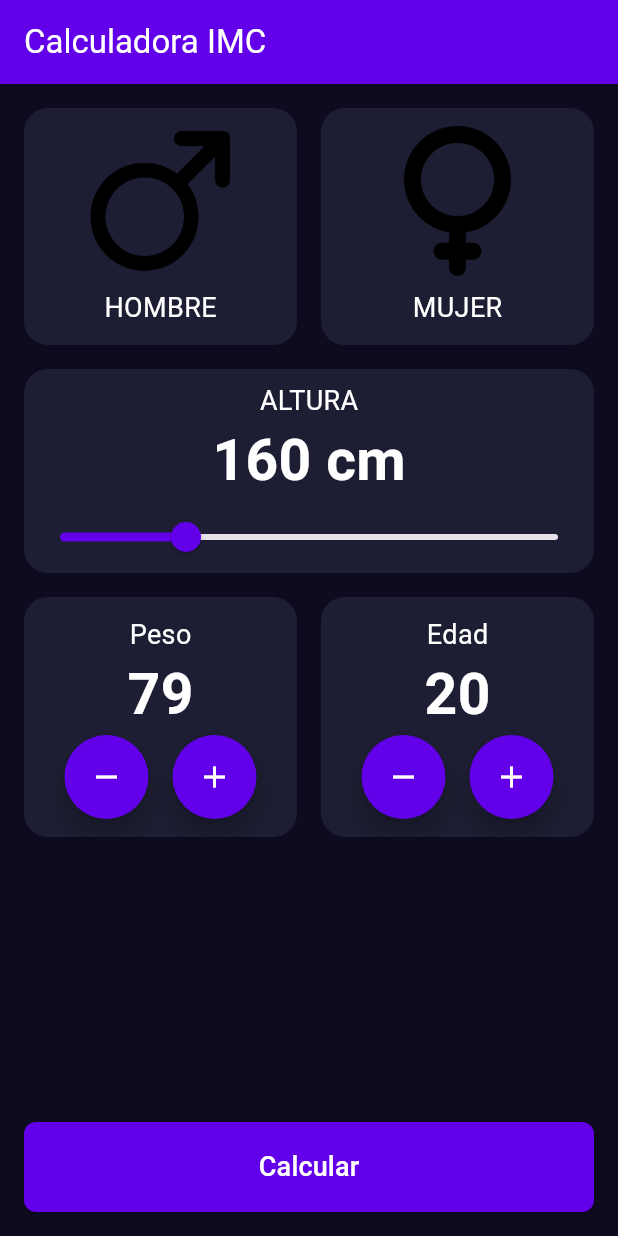
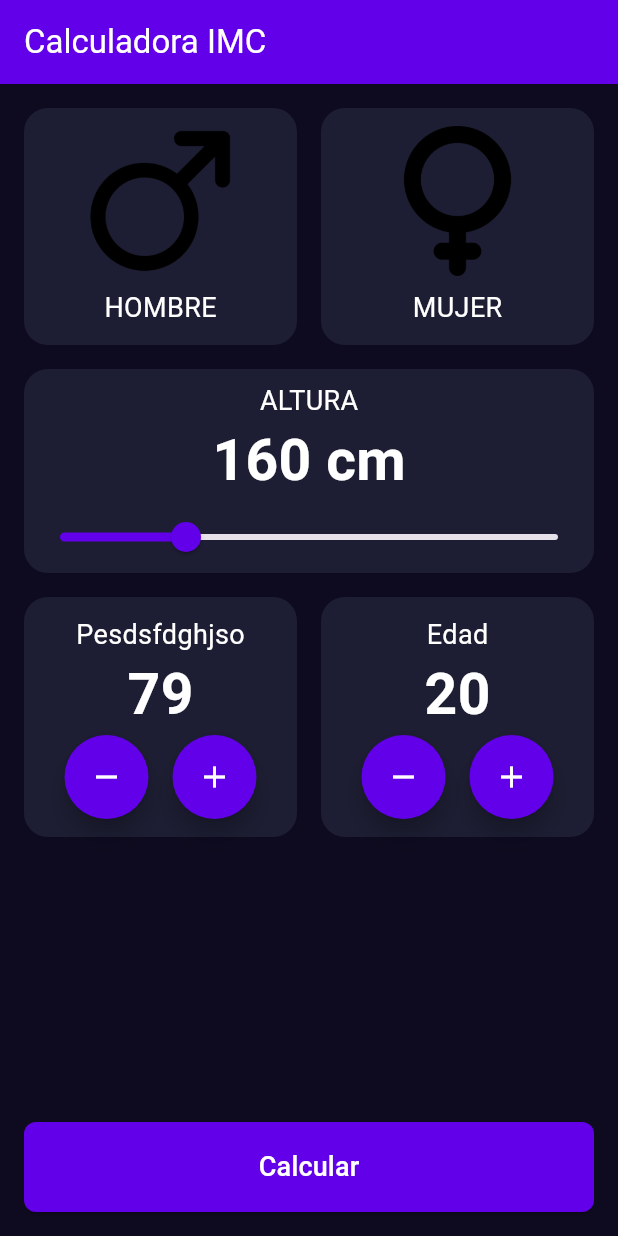
Before and after one commit to jesusgarciapereira/imc_calculator, a Flutter app: the screen it shows after launch, after a tap on the "remove" icon, on a phone screen of 412 x 824 dp. Run offline on Flutter 3.47's test engine with Material 3 defaults, Android fonts, the phone set to English and light mode, and no system bars.

Commit message:
Commit diferente

```diff
--- a/lib/screens/imc_home_screen.dart
+++ b/lib/screens/imc_home_screen.dart
@@ -36,7 +36,7 @@ class _ImcHomeScreenState extends State<ImcHomeScreen> {
             children: [
               Expanded(
                 child: SelectorNumero(
-                  titulo: "Peso",
+                  titulo: "Pesdsfdghjso",
                   valor: pesoSeleccionado,
                   incrementar: () {
                     setState(() {
```
